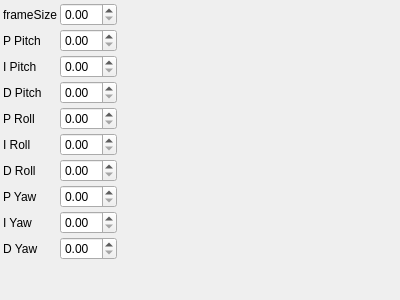
Before: the Qt Designer form applications/coptercontrol/generatedParameters/copterControlWidget.ui in PimenovAlexander/corecvs, drawn with Qt 5.
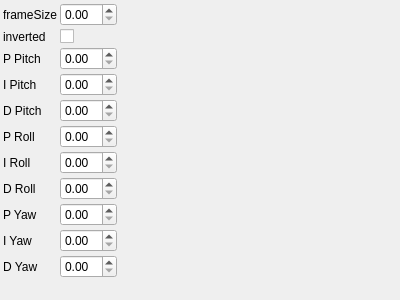
After: the same form once the commit is applied.

Commit message: Adding new application for copter simulation

What changed in the file:
```diff
--- a/applications/coptercontrol/generatedParameters/copterControlWidget.ui
+++ b/applications/coptercontrol/generatedParameters/copterControlWidget.ui
@@ -43,32 +43,29 @@
     <item row="1" column="0">
      <widget class="QLabel" name="label_1">
        <property name="text">
-         <string>P Pitch</string>
+         <string>inverted</string>
        </property>
      </widget>
     </item>
     <item row="1" column="1">
-     <widget class="QDoubleSpinBox" name="pPitchSpinBox">
+     <widget class="QCheckBox" name="invertedCheckBox">
        <property name="toolTip">
          <string>P Pitch</string>
        </property>
-       <property name="prefix">
-        <string></string>
-       </property>
-       <property name="suffix">
-        <string></string>
+       <property name="checked">
+           <bool>0</bool>
        </property>
      </widget>
     </item>
     <item row="2" column="0">
      <widget class="QLabel" name="label_2">
        <property name="text">
-         <string>I Pitch</string>
+         <string>P Pitch</string>
        </property>
      </widget>
     </item>
     <item row="2" column="1">
-     <widget class="QDoubleSpinBox" name="iPitchSpinBox">
+     <widget class="QDoubleSpinBox" name="pPitchSpinBox">
        <property name="toolTip">
          <string>I Pitch</string>
        </property>
@@ -83,12 +80,12 @@
     <item row="3" column="0">
      <widget class="QLabel" name="label_3">
        <property name="text">
-         <string>D Pitch</string>
+         <string>I Pitch</string>
        </property>
      </widget>
     </item>
     <item row="3" column="1">
-     <widget class="QDoubleSpinBox" name="dPitchSpinBox">
+     <widget class="QDoubleSpinBox" name="iPitchSpinBox">
        <property name="toolTip">
          <string>D Pitch</string>
        </property>
@@ -103,12 +100,12 @@
     <item row="4" column="0">
      <widget class="QLabel" name="label_4">
        <property name="text">
-         <string>P Roll</string>
+         <string>D Pitch</string>
        </property>
      </widget>
     </item>
     <item row="4" column="1">
-     <widget class="QDoubleSpinBox" name="pRollSpinBox">
+     <widget class="QDoubleSpinBox" name="dPitchSpinBox">
        <property name="toolTip">
          <string>P Roll</string>
        </property>
@@ -123,12 +120,12 @@
     <item row="5" column="0">
      <widget class="QLabel" name="label_5">
        <property name="text">
-         <string>I Roll</string>
+         <string>P Roll</string>
        </property>
      </widget>
     </item>
     <item row="5" column="1">
-     <widget class="QDoubleSpinBox" name="iRollSpinBox">
+     <widget class="QDoubleSpinBox" name="pRollSpinBox">
        <property name="toolTip">
          <string>I Roll</string>
        </property>
@@ -143,12 +140,12 @@
     <item row="6" column="0">
      <widget class="QLabel" name="label_6">
        <property name="text">
-         <string>D Roll</string>
+         <string>I Roll</string>
        </property>
      </widget>
     </item>
     <item row="6" column="1">
-     <widget class="QDoubleSpinBox" name="dRollSpinBox">
+     <widget class="QDoubleSpinBox" name="iRollSpinBox">
        <property name="toolTip">
          <string>D Roll</string>
        </property>
@@ -163,12 +160,12 @@
     <item row="7" column="0">
      <widget class="QLabel" name="label_7">
        <property name="text">
-         <string>P Yaw</string>
+         <string>D Roll</string>
        </property>
      </widget>
     </item>
     <item row="7" column="1">
-     <widget class="QDoubleSpinBox" name="pYawSpinBox">
+     <widget class="QDoubleSpinBox" name="dRollSpinBox">
        <property name="toolTip">
          <string>P Yaw</string>
        </property>
@@ -183,12 +180,12 @@
     <item row="8" column="0">
      <widget class="QLabel" name="label_8">
        <property name="text">
-         <string>I Yaw</string>
+         <string>P Yaw</string>
        </property>
      </widget>
     </item>
     <item row="8" column="1">
-     <widget class="QDoubleSpinBox" name="iYawSpinBox">
+     <widget class="QDoubleSpinBox" name="pYawSpinBox">
        <property name="toolTip">
          <string>I Yaw</string>
        </property>
@@ -203,11 +200,31 @@
     <item row="9" column="0">
      <widget class="QLabel" name="label_9">
        <property name="text">
-         <string>D Yaw</string>
+         <string>I Yaw</string>
        </property>
      </widget>
     </item>
     <item row="9" column="1">
+     <widget class="QDoubleSpinBox" name="iYawSpinBox">
+       <property name="toolTip">
+         <string>I Yaw</string>
+       </property>
+       <property name="prefix">
+        <string></string>
+       </property>
+       <property name="suffix">
+        <string></string>
+       </property>
+     </widget>
+    </item>
+    <item row="10" column="0">
+     <widget class="QLabel" name="label_10">
+       <property name="text">
+         <string>D Yaw</string>
+       </property>
+     </widget>
+    </item>
+    <item row="10" column="1">
      <widget class="QDoubleSpinBox" name="dYawSpinBox">
        <property name="toolTip">
          <string>D Yaw</string>
@@ -220,7 +237,7 @@
        </property>
      </widget>
     </item>
-   <item row="10" column="0">
+   <item row="11" column="0">
     <spacer name="verticalSpacer">
      <property name="orientation">
       <enum>Qt::Vertical</enum>
@@ -233,7 +250,7 @@
      </property>
     </spacer>
    </item>
-   <item row="10" column="2">
+   <item row="11" column="2">
     <spacer name="horizontalSpacer">
      <property name="orientation">
       <enum>Qt::Horizontal</enum>
```
Left out of the diff: 22 changed lines with no effect on the pictures. The commit also changes 9 other files.
